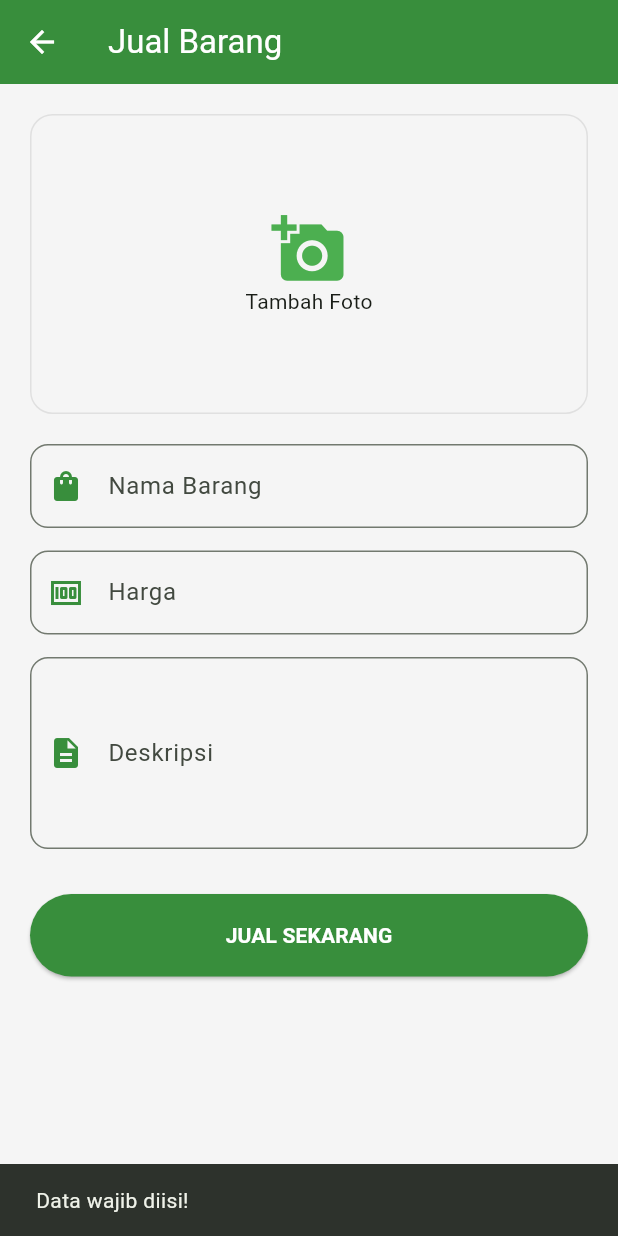
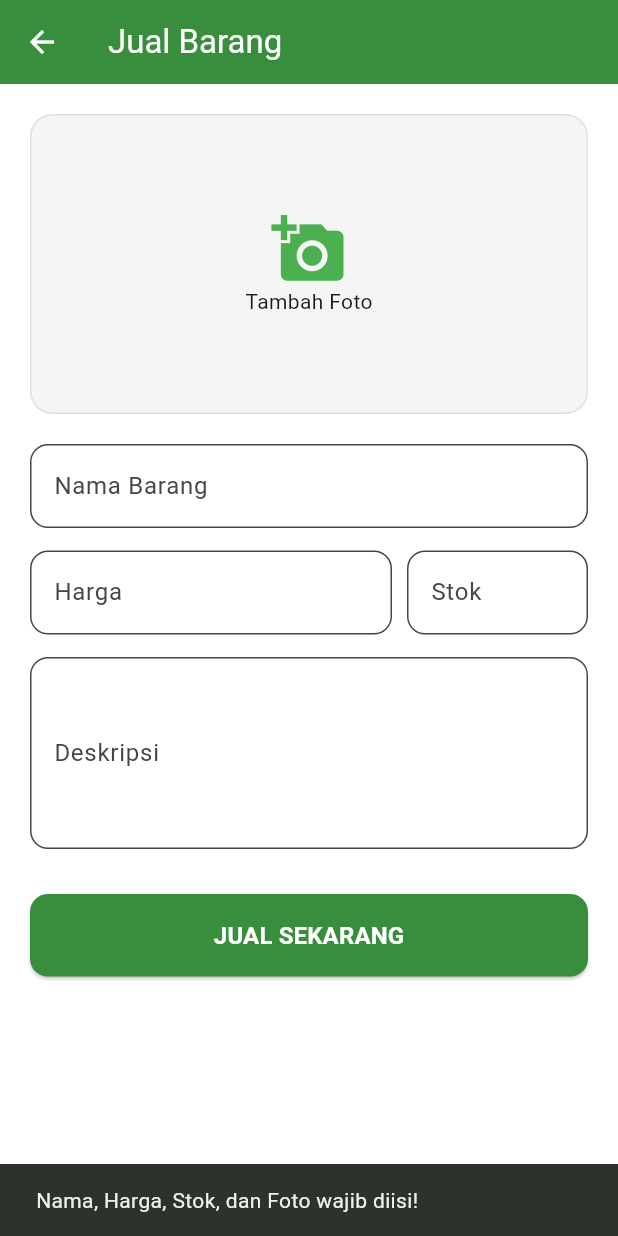
Before and after one commit to ahmaddillan/TerasDesa-mobile-, a Flutter app: the TambahProdukPage screen opened directly, after a tap on "JUAL SEKARANG", on a phone screen of 412 x 824 dp. Run offline on Flutter 3.47's test engine with Material 3 defaults, Android fonts, the light colour scheme and no system bars; our stand-ins replace image_picker, shared_preferences; accounts and stored records are empty; Roboto replaces fonts that are missing (Poppins).

Commit message:
update menyelesaikan bug pada tambah_produk.dart

```diff
--- a/lib/tambah_produk.dart
+++ b/lib/tambah_produk.dart
@@ -3,8 +3,8 @@ import 'package:flutter/material.dart';
 import 'package:http/http.dart' as http;
 import 'package:image_picker/image_picker.dart';
 import 'package:shared_preferences/shared_preferences.dart';
-import 'package:http_parser/http_parser.dart'; // Solusi untuk error format file
-import 'package:path/path.dart' as p; // Solusi untuk error context & path
+import 'package:http_parser/http_parser.dart';
+import 'package:path/path.dart' as p;
 import 'api_config.dart';
 
 class TambahProdukPage extends StatefulWidget {
@@ -18,6 +18,7 @@ class _TambahProdukPageState extends State<TambahProdukPage> {
   final TextEditingController nameController = TextEditingController();
   final TextEditingController priceController = TextEditingController();
   final TextEditingController descController = TextEditingController();
+  final TextEditingController stockController = TextEditingController();
 
   File? _selectedImage;
   bool isLoading = false;
@@ -60,13 +61,15 @@ class _TambahProdukPageState extends State<TambahProdukPage> {
   }
 
   Future<void> simpanProduk() async {
-    // Validasi Awal
     if (nameController.text.isEmpty ||
         priceController.text.isEmpty ||
+        stockController.text.isEmpty ||
         _selectedImage == null) {
-      ScaffoldMessenger.of(
-        context,
-      ).showSnackBar(const SnackBar(content: Text("Data wajib diisi!")));
+      ScaffoldMessenger.of(context).showSnackBar(
+        const SnackBar(
+          content: Text("Nama, Harga, Stok, dan Foto wajib diisi!"),
+        ),
+      );
       return;
     }
 
@@ -88,22 +91,18 @@ class _TambahProdukPageState extends State<TambahProdukPage> {
       final url = Uri.parse('${ApiConfig.baseUrl}/api/products');
       var request = http.MultipartRequest('POST', url);
 
-      // Header dengan Token
       request.headers.addAll({
         'Authorization': 'Bearer $token',
         'Accept': 'application/json',
       });
 
-      // Data Form
       request.fields['name'] = nameController.text;
       request.fields['price'] = priceController.text;
+      request.fields['stock'] = stockController.text;
       request.fields['description'] = descController.text;
 
-      // PENANGANAN GAMBAR (Agar tidak ditolak formatnya)
       String filePath = _selectedImage!.path;
-      String extension = p
-          .extension(filePath)
-          .replaceAll('.', ''); // ambil 'png' atau 'jpg'
+      String extension = p.extension(filePath).replaceAll('.', '');
 
       request.files.add(
         await http.MultipartFile.fromPath(
@@ -119,16 +118,14 @@ class _TambahProdukPageState extends State<TambahProdukPage> {
       var response = await request.send();
       final responseData = await response.stream.bytesToString();
 
-      // CEK JIKA WIDGET MASIH TERPASANG (Solusi Error Context)
       if (!mounted) return;
 
       if (response.statusCode == 201 || response.statusCode == 200) {
         ScaffoldMessenger.of(
           context,
         ).showSnackBar(const SnackBar(content: Text("Berhasil Jual Barang!")));
-        Navigator.pop(context, true); // Kembali dan refresh
+        Navigator.pop(context, true);
       } else {
-        debugPrint("Error detail: $responseData");
         ScaffoldMessenger.of(
           context,
         ).showSnackBar(SnackBar(content: Text("Gagal Simpan: $responseData")));
@@ -147,6 +144,7 @@ class _TambahProdukPageState extends State<TambahProdukPage> {
   @override
   Widget build(BuildContext context) {
     return Scaffold(
+      backgroundColor: Colors.white,
       appBar: AppBar(
         title: const Text("Jual Barang", style: TextStyle(color: Colors.white)),
         backgroundColor: Colors.green[700],
@@ -185,21 +183,31 @@ class _TambahProdukPageState extends State<TambahProdukPage> {
               ),
             ),
             const SizedBox(height: 20),
-            _buildTextField(nameController, "Nama Barang", Icons.shopping_bag),
+            _buildTextField(nameController, "Nama Barang"),
             const SizedBox(height: 15),
-            _buildTextField(
-              priceController,
-              "Harga",
-              Icons.money,
-              isNumber: true,
+            Row(
+              children: [
+                Expanded(
+                  flex: 2,
+                  child: _buildTextField(
+                    priceController,
+                    "Harga",
+                    isNumber: true,
+                  ),
+                ),
+                const SizedBox(width: 10),
+                Expanded(
+                  flex: 1,
+                  child: _buildTextField(
+                    stockController,
+                    "Stok",
+                    isNumber: true,
+                  ),
+                ),
+              ],
             ),
             const SizedBox(height: 15),
-            _buildTextField(
-              descController,
-              "Deskripsi",
-              Icons.description,
-              maxLines: 4,
-            ),
+            _buildTextField(descController, "Deskripsi", maxLines: 4),
             const SizedBox(height: 30),
             isLoading
                 ? const CircularProgressIndicator()
@@ -209,6 +217,9 @@ class _TambahProdukPageState extends State<TambahProdukPage> {
                     child: ElevatedButton(
                       style: ElevatedButton.styleFrom(
                         backgroundColor: Colors.green[700],
+                        shape: RoundedRectangleBorder(
+                          borderRadius: BorderRadius.circular(12),
+                        ),
                       ),
                       onPressed: simpanProduk,
                       child: const Text(
@@ -216,6 +227,7 @@ class _TambahProdukPageState extends State<TambahProdukPage> {
                         style: TextStyle(
                           color: Colors.white,
                           fontWeight: FontWeight.bold,
+                          fontSize: 16,
                         ),
                       ),
                     ),
@@ -228,8 +240,7 @@ class _TambahProdukPageState extends State<TambahProdukPage> {
 
   Widget _buildTextField(
     TextEditingController controller,
-    String label,
-    IconData icon, {
+    String label, {
     bool isNumber = false,
     int maxLines = 1,
   }) {
@@ -239,8 +250,9 @@ class _TambahProdukPageState extends State<TambahProdukPage> {
       maxLines: maxLines,
       decoration: InputDecoration(
         labelText: label,
-        prefixIcon: Icon(icon, color: Colors.green[700]),
         border: OutlineInputBorder(borderRadius: BorderRadius.circular(12)),
+        filled: true,
+        fillColor: Colors.white,
       ),
     );
   }
```
